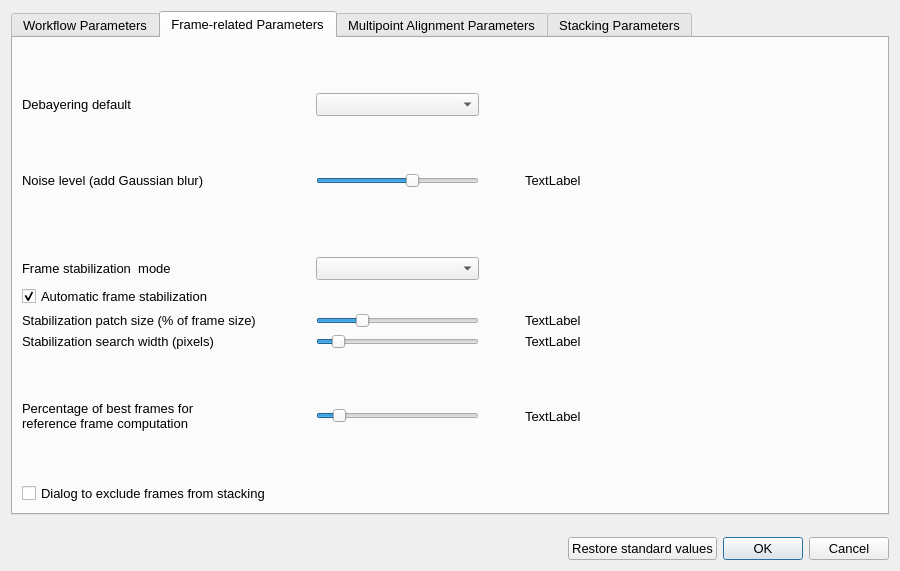
Rolf-Hempel/PlanetarySystemStacker, file planetary_system_stacker/parameter_configuration.ui: the form before one commit.
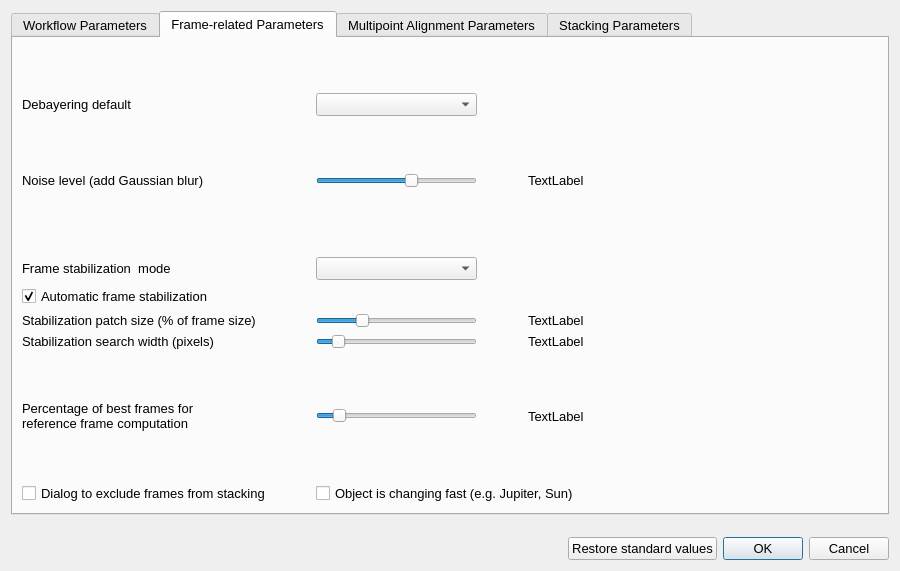
The form after the commit. The open tabs and pages were chosen to show the change.

Commit message: Option of fast changing object added and tested.

Diff of the .ui file:
```diff
--- a/planetary_system_stacker/parameter_configuration.ui
+++ b/planetary_system_stacker/parameter_configuration.ui
@@ -626,6 +626,16 @@
          </property>
         </widget>
        </item>
+       <item row="13" column="2" colspan="4">
+        <widget class="QCheckBox" name="fco_checkBox">
+         <property name="toolTip">
+          <string>The time span from which frames are taken for computing the reference frame is restricted to avoid blur.</string>
+         </property>
+         <property name="text">
+          <string>Object is changing fast (e.g. Jupiter, Sun)</string>
+         </property>
+        </widget>
+       </item>
       </layout>
      </widget>
      <widget class="QWidget" name="tab_alignment">
```
The commit also changes 7 other files.
